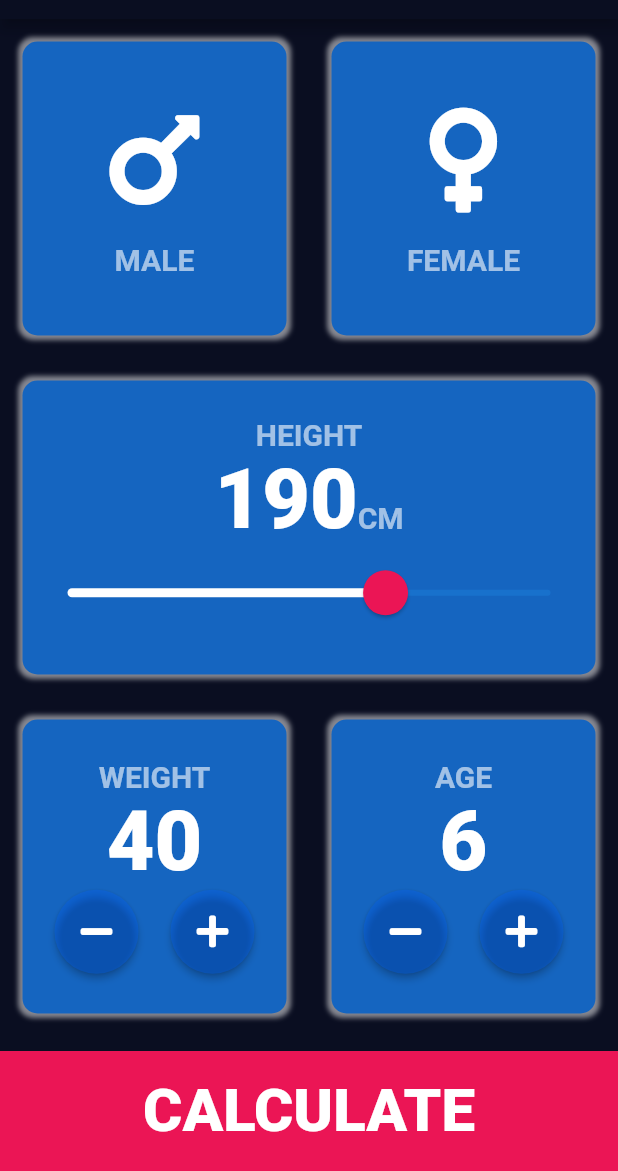
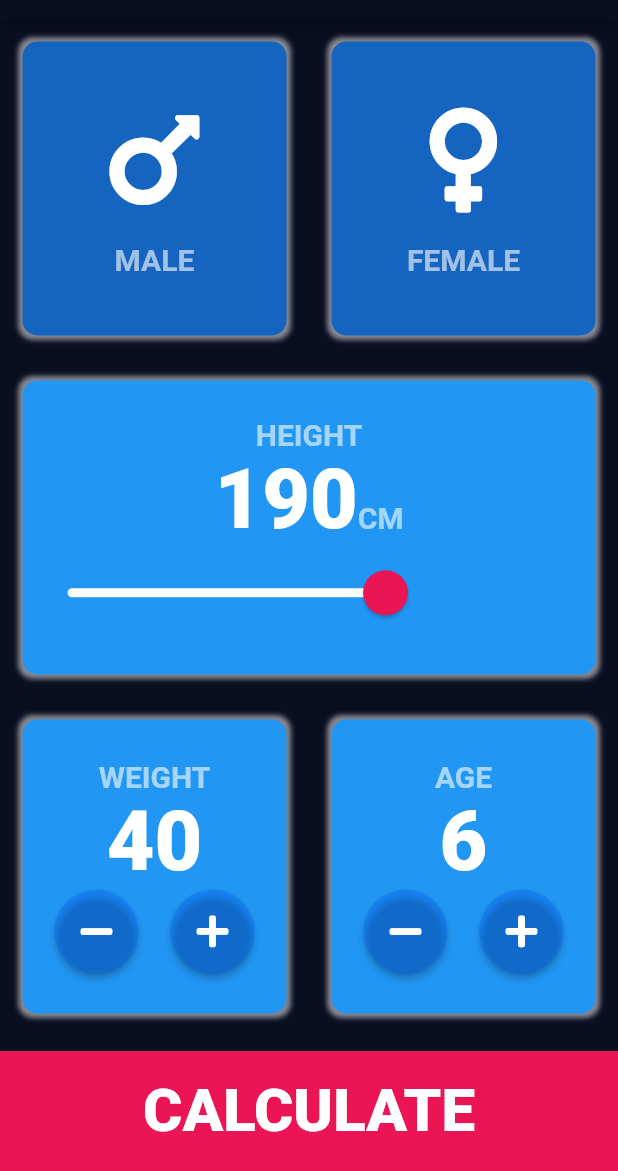
Before and after one commit to RedeemerNtumy/bmiCalculatorApp, a Flutter app: the screen it shows after launch, on a phone screen of 412 x 824 dp, the part 65-1236 px from its top. Run offline on Flutter 3.47's test engine with Material 2 defaults, Android fonts, the phone set to English and light mode, and no system bars; our stand-ins replace font_awesome_flutter.

Commit message:
Almost done with the second screen

```diff
--- a/lib/const.dart
+++ b/lib/const.dart
@@ -4,10 +4,8 @@ const kbottomContainerHeight = 80.0;
 const kinactiveReusableCardNativeColor = Color(0xff1565C0);
 const kactiveReusableCardnativeColor = Colors.blue;
 const kbottomContainerColor = Color(0xffEB1555);
-const kNumbers= TextStyle(
-                        fontSize: 55,
-                        fontWeight: FontWeight.w900
-                      );
+const kNumbers = TextStyle(fontSize: 55, fontWeight: FontWeight.w900);
 
 const klabelTextStyle =
     TextStyle(color: Colors.white60, fontSize: 20, fontWeight: FontWeight.bold);
+const kbaseButton = TextStyle(fontWeight: FontWeight.w900, fontSize: 40);
--- a/lib/input_page.dart
+++ b/lib/input_page.dart
@@ -1,4 +1,3 @@
-import 'package:bmi/results.dart';
 import 'package:flutter/material.dart';
 import 'package:font_awesome_flutter/font_awesome_flutter.dart';
 import 'bmiCard.dart';
@@ -69,7 +68,7 @@ class _InputPageState extends State<InputPage> {
           ),
           Expanded(
             child: BmiCard(
-              nativeColor: kinactiveReusableCardNativeColor,
+              nativeColor: kactiveReusableCardnativeColor,
               cardChild: Column(
                 mainAxisAlignment: MainAxisAlignment.center,
                 children: [
@@ -98,7 +97,7 @@ class _InputPageState extends State<InputPage> {
                       overlayShape: RoundSliderOverlayShape(overlayRadius: 30),
                       thumbColor: kbottomContainerColor,
                       activeTrackColor: Colors.white,
-                      inactiveTickMarkColor: Colors.white60,
+                      inactiveTickMarkColor: Colors.white38,
                       overlayColor: Color(0x29eB1555),
                     ),
                     child: Slider(
@@ -159,7 +158,7 @@ class _InputPageState extends State<InputPage> {
                         )
                       ],
                     ),
-                    nativeColor: kinactiveReusableCardNativeColor,
+                    nativeColor: kactiveReusableCardnativeColor,
                   ),
                 ),
                 Expanded(
@@ -202,7 +201,7 @@ class _InputPageState extends State<InputPage> {
                         )
                       ],
                     ),
-                    nativeColor: kinactiveReusableCardNativeColor,
+                    nativeColor: kactiveReusableCardnativeColor,
                   ),
                 ),
               ],
@@ -216,7 +215,7 @@ class _InputPageState extends State<InputPage> {
                 },
                 child: Text(
                   "CALCULATE",
-                  style: TextStyle(fontWeight: FontWeight.w900, fontSize: 40),
+                  style: kbaseButton,
                 ),
               ),
             ),
```
Also changed, not shown: lib/results.dart (+41 -5 lines).
